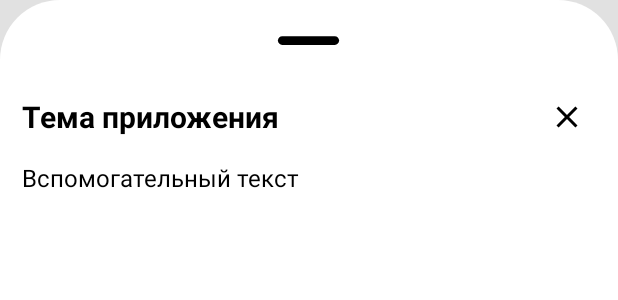
After one commit to litnaro/MindVocab, an Android app: the layout settings_bottom_sheet_dialog.xml on its own in the app's theme, with its tools: preview values and no code run, on a phone screen of 412 x 824 dp. The commit adds this screen. Shown: the top 300 px of the screen. Run offline under Robolectric (Android 15) with nearby library versions, the phone set to English and light mode, and no system bars.

Commit message:
Settings dialog for choosing variants.

```diff
--- /dev/null
+++ b/app/src/main/res/drawable/ic_remove_black.xml
@@ -0,0 +1,9 @@
+<vector xmlns:android="http://schemas.android.com/apk/res/android"
+    android:width="24dp"
+    android:height="24dp"
+    android:viewportWidth="24"
+    android:viewportHeight="24">
+  <path
+      android:pathData="M18,13H6c-0.55,0 -1,-0.45 -1,-1s0.45,-1 1,-1h12c0.55,0 1,0.45 1,1s-0.45,1 -1,1z"
+      android:fillColor="#000000"/>
+</vector>
--- /dev/null
+++ b/app/src/main/res/drawable/settings_dialog_background.xml
@@ -0,0 +1,13 @@
+<?xml version="1.0" encoding="utf-8"?>
+<shape xmlns:android="http://schemas.android.com/apk/res/android">
+    <solid
+        android:color="?attr/colorPrimaryContainer"/>
+    <corners
+        android:topLeftRadius="40dp"
+        android:topRightRadius="40dp"/>
+    <padding
+        android:left="@dimen/main_screen_padding"
+        android:right="@dimen/main_screen_padding"
+        android:top="@dimen/main_screen_padding"
+        android:bottom="@dimen/main_screen_padding"/>
+</shape>
--- a/app/src/main/res/layout/fragment_settings_application.xml
+++ b/app/src/main/res/layout/fragment_settings_application.xml
@@ -24,6 +24,7 @@
             android:textStyle="bold"/>
 
         <LinearLayout
+            android:id="@+id/themeSettingsContainer"
             android:layout_width="match_parent"
             android:layout_height="wrap_content"
             android:layout_marginTop="10dp"
--- /dev/null
+++ b/app/src/main/res/layout/settings_bottom_sheet_dialog.xml
@@ -0,0 +1,64 @@
+<?xml version="1.0" encoding="utf-8"?>
+<LinearLayout
+    xmlns:android="http://schemas.android.com/apk/res/android"
+    xmlns:app="http://schemas.android.com/apk/res-auto"
+    xmlns:tools="http://schemas.android.com/tools"
+    android:layout_width="match_parent"
+    android:layout_height="match_parent"
+    android:orientation="vertical"
+    android:background="@drawable/settings_dialog_background">
+
+    <ImageView
+        android:layout_width="70dp"
+        android:layout_height="wrap_content"
+        android:src="@drawable/ic_remove_black"
+        android:scaleType="centerCrop"
+        android:layout_gravity="center|top"
+        app:tint="?attr/colorOnPrimaryContainer"
+        android:contentDescription="@string/settings_dialog_drag_icon_content_description" />
+
+    <LinearLayout
+        android:layout_width="match_parent"
+        android:layout_height="wrap_content"
+        android:layout_marginTop="20dp"
+        android:orientation="horizontal"
+        tools:ignore="UseCompoundDrawables">
+
+        <TextView
+            android:id="@+id/dialogTitle"
+            android:layout_width="0dp"
+            android:layout_height="wrap_content"
+            android:layout_weight="1"
+            android:layout_gravity="center_vertical"
+            tools:text="Тема приложения"
+            android:textStyle="bold"
+            android:textColor="?attr/colorOnPrimaryContainer"
+            android:textSize="@dimen/secondary_heading_size"/>
+
+        <ImageView
+            android:id="@+id/dialogCloseButton"
+            android:layout_width="wrap_content"
+            android:layout_height="wrap_content"
+            android:src="@drawable/ic_close"
+            app:tint="?attr/colorOnPrimaryContainer"
+            android:padding="7dp"
+            android:contentDescription="@string/dismiss_settings_dialog_content_description" />
+    </LinearLayout>
+
+    <com.google.android.material.chip.ChipGroup
+        android:id="@+id/dialogChipGroup"
+        android:layout_width="match_parent"
+        android:layout_height="wrap_content"
+        app:singleSelection="true"
+        app:selectionRequired="true"/>
+
+    <TextView
+        android:id="@+id/dialogHelpingText"
+        android:layout_width="match_parent"
+        android:layout_height="200dp"
+        android:layout_marginTop="10dp"
+        tools:text="Вспомогательный текст"
+        android:textColor="?attr/colorOnPrimaryContainer"
+        android:textSize="@dimen/simple_text_size"/>
+
+</LinearLayout>
--- a/app/src/main/res/values/strings.xml
+++ b/app/src/main/res/values/strings.xml
@@ -82,6 +82,9 @@
     <string name="title_settings">Настройки</string>
     <string name="button_to_change_settings_content_description">Button to change settings</string>
 
+    <string name="dismiss_settings_dialog_content_description">Dismiss settings dialog</string>
+    <string name="settings_dialog_drag_icon_content_description">Settings dialog drag icon</string>
+
     <string name="account_full_name">%1$s %2$s</string>
 
     <string name="old_password_hint">Старый пароль</string>
@@ -117,6 +120,7 @@
     <string name="interface_language_settings">Язык интерфейса</string>
     <string name="interface_language_settings_content_description">Interface language icon</string>
     <string name="application_theme_settings">Тема приложения</string>
+    <string name="application_theme_settings_helping_text">Возможно потребуется перезапустить прилжение для изменения результата</string>
     <string name="application_theme_settings_content_description">Application theme icon</string>
 
     <string name="word_learning_settings_title">Изучение слов</string>
--- a/app/src/main/res/values/themes.xml
+++ b/app/src/main/res/values/themes.xml
@@ -39,4 +39,8 @@
 
     <style name="Theme.MindVocab" parent="Base.Theme.MindVocab" />
 
+    <style name="DialogAnimation">
+        <item name="android:windowEnterAnimation">@anim/settings_slide_in_dialog_animation</item>
+        <item name="android:windowExitAnimation">@anim/settings_slide_out_dialog_animation</item>
+    </style>
 </resources>
```
Also changed, not shown: app/src/main/java/com/example/mindvocab/screens/settings/application/SettingsApplicationFragment.kt (+55 -0 lines), app/src/main/res/anim/settings_slide_in_dialog_animation.xml (added, +7 -0 lines), app/src/main/res/anim/settings_slide_out_dialog_animation.xml (added, +7 -0 lines).
